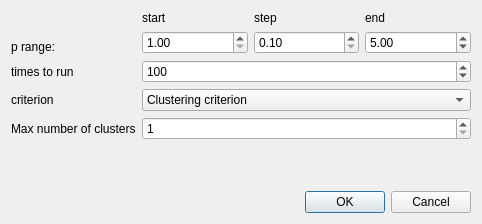
Above: ui/auto_choose_p.ui from eremeykin/ectgui2 before the change. Below: the same form after it.
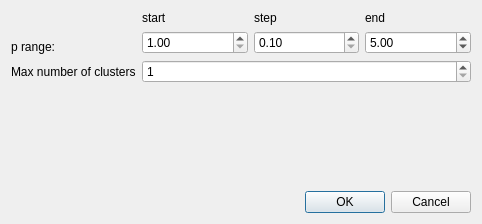
That is the form after the change.

Commit message: working on auto choose p

```diff
--- a/ui/auto_choose_p.ui
+++ b/ui/auto_choose_p.ui
@@ -106,55 +106,13 @@
       </layout>
      </item>
      <item row="2" column="0">
-      <widget class="QLabel" name="label_5">
+      <widget class="QLabel" name="label_7">
        <property name="text">
-        <string>times to run</string>
+        <string>Max number of clusters</string>
        </property>
       </widget>
      </item>
      <item row="2" column="1">
-      <widget class="QSpinBox" name="times_spin">
-       <property name="minimum">
-        <number>5</number>
-       </property>
-       <property name="maximum">
-        <number>10000</number>
-       </property>
-       <property name="singleStep">
-        <number>10</number>
-       </property>
-       <property name="value">
-        <number>100</number>
-       </property>
-      </widget>
-     </item>
-     <item row="3" column="0">
-      <widget class="QLabel" name="label_6">
-       <property name="text">
-        <string>criterion</string>
-       </property>
-      </widget>
-     </item>
-     <item row="3" column="1">
-      <widget class="QComboBox" name="criterion_combo_box">
-       <item>
-        <property name="text">
-         <string>Clustering criterion</string>
-        </property>
-       </item>
-       <item>
-        <property name="text">
-         <string>Silhouette Width</string>
-        </property>
-       </item>
-       <item>
-        <property name="text">
-         <string>Calinski-Harabasz index</string>
-        </property>
-       </item>
-      </widget>
-     </item>
-     <item row="4" column="1">
       <widget class="QSpinBox" name="clusters_number_spin">
        <property name="minimum">
         <number>1</number>
@@ -164,13 +122,6 @@
        </property>
       </widget>
      </item>
-     <item row="4" column="0">
-      <widget class="QLabel" name="label_7">
-       <property name="text">
-        <string>Max number of clusters</string>
-       </property>
-      </widget>
-     </item>
     </layout>
    </item>
    <item>
```
The commit also changes 4 other files.
